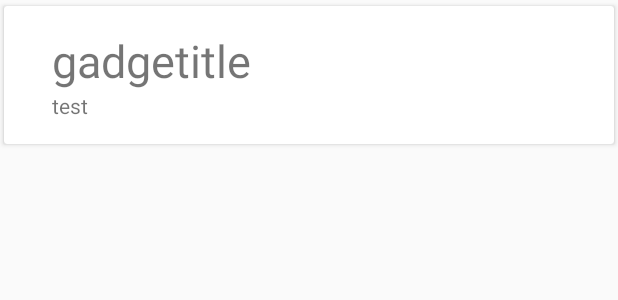
After one commit to p-raths/MEG_Projekt, an Android app: the layout reservation_item.xml on its own in the app's theme, with its tools: preview values and no code run, on a phone screen of 412 x 824 dp. The commit adds this screen. Shown: the top 300 px of the screen. Run offline under Robolectric (Android 15) with nearby library versions, the phone set to English and light mode, and no system bars.

Commit message:
Loand Items Updated

```diff
--- a/app/src/main/java/com/example/hsr/meg_projekt/MainActivity.java
+++ b/app/src/main/java/com/example/hsr/meg_projekt/MainActivity.java
@@ -15,9 +15,7 @@ import android.view.MenuItem;
 import android.view.View;
 import android.view.inputmethod.InputMethodManager;
 import android.widget.EditText;
-import android.widget.FrameLayout;
-import android.widget.TextView;
-import android.widget.Toast;
+
 
 import com.example.hsr.meg_projekt.service.Callback;
 import com.example.hsr.meg_projekt.service.LibraryService;
--- /dev/null
+++ b/app/src/main/res/layout/reservation_item.xml
@@ -0,0 +1,52 @@
+<?xml version="1.0" encoding="utf-8"?>
+<android.support.v7.widget.CardView
+    xmlns:android="http://schemas.android.com/apk/res/android"
+    xmlns:card_view="http://schemas.android.com/apk/res-auto"
+    android:id="@+id/reservation_item"
+    android:orientation="vertical" android:layout_width="match_parent"
+    android:layout_height="wrap_content"
+    card_view:cardUseCompatPadding="true">
+    <RelativeLayout
+        android:layout_width="match_parent"
+        android:layout_height="wrap_content"
+        android:padding="16dp">
+
+        <ImageView
+            android:id="@+id/reservation_item_gadget_image"
+            android:layout_width="wrap_content"
+            android:layout_height="wrap_content"
+            android:layout_alignParentLeft="true"
+            android:layout_alignParentStart="true"
+            android:layout_marginRight="16dp"
+            android:layout_marginEnd="16dp"
+            android:contentDescription="Gadget Image"/>
+        <TextView
+            android:layout_width="wrap_content"
+            android:layout_height="wrap_content"
+            android:id="@+id/reservation_item_gadget_title"
+            android:layout_toRightOf="@id/reservation_item_gadget_image"
+            android:layout_toEndOf="@+id/reservation_item_gadget_image"
+            android:textSize="30sp"
+            android:text="gadgetitle"
+            />
+        <ImageView
+            android:layout_width="wrap_content"
+            android:layout_height="wrap_content"
+            android:id="@+id/reservation_item_waiting_image"
+            android:layout_alignParentEnd="true"
+            android:layout_centerVertical="true"
+            />
+        <TextView
+            android:layout_width="match_parent"
+            android:layout_height="wrap_content"
+            android:id="@+id/reservation_item_waiting_pos"
+            android:layout_below="@id/reservation_item_gadget_title"
+            android:layout_toRightOf="@+id/reservation_item_gadget_image"
+            android:layout_toEndOf="@+id/reservation_item_gadget_image"
+            android:text="test"
+            />
+
+    </RelativeLayout>
+
+
+</android.support.v7.widget.CardView>
--- a/app/src/main/res/values/colors.xml
+++ b/app/src/main/res/values/colors.xml
@@ -3,4 +3,6 @@
     <color name="colorPrimary">#3F51B5</color>
     <color name="colorPrimaryDark">#303F9F</color>
     <color name="colorAccent">#FF4081</color>
+    <color name="deleted">#ff0000</color>
+    <color name="green">#08e200</color>
 </resources>
```
Also changed, not shown: app/src/main/java/com/example/hsr/meg_projekt/Loaned_Items.java (+43 -2 lines), app/src/main/java/com/example/hsr/meg_projekt/helper/ItemTouchHelperAdapter.java (added, +10 -0 lines), app/src/main/java/com/example/hsr/meg_projekt/helper/LoansAdapter.java (added, +97 -0 lines), app/src/main/java/com/example/hsr/meg_projekt/helper/RVAdapter.java (added, +126 -0 lines), app/src/main/res/layout/activity_loan_user.xml (added, +15 -0 lines), app/src/main/res/layout/content_item__overview.xml (+39 -11 lines), 1 other file.
